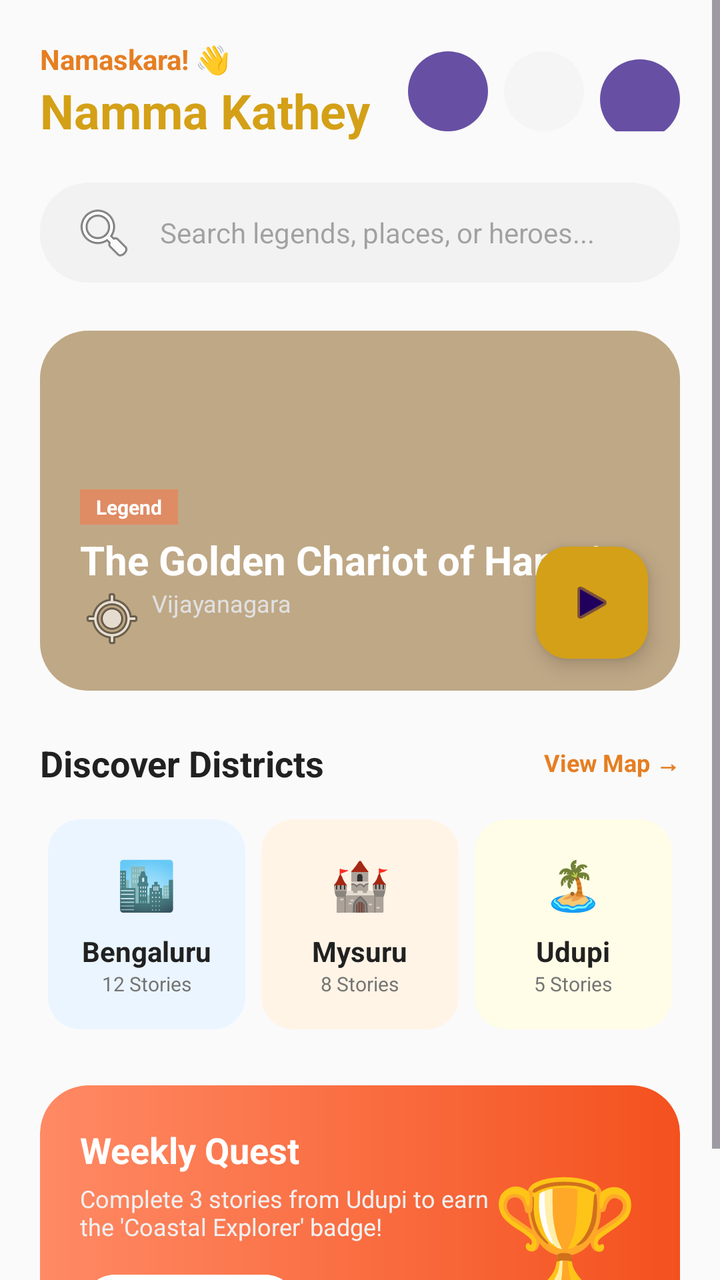
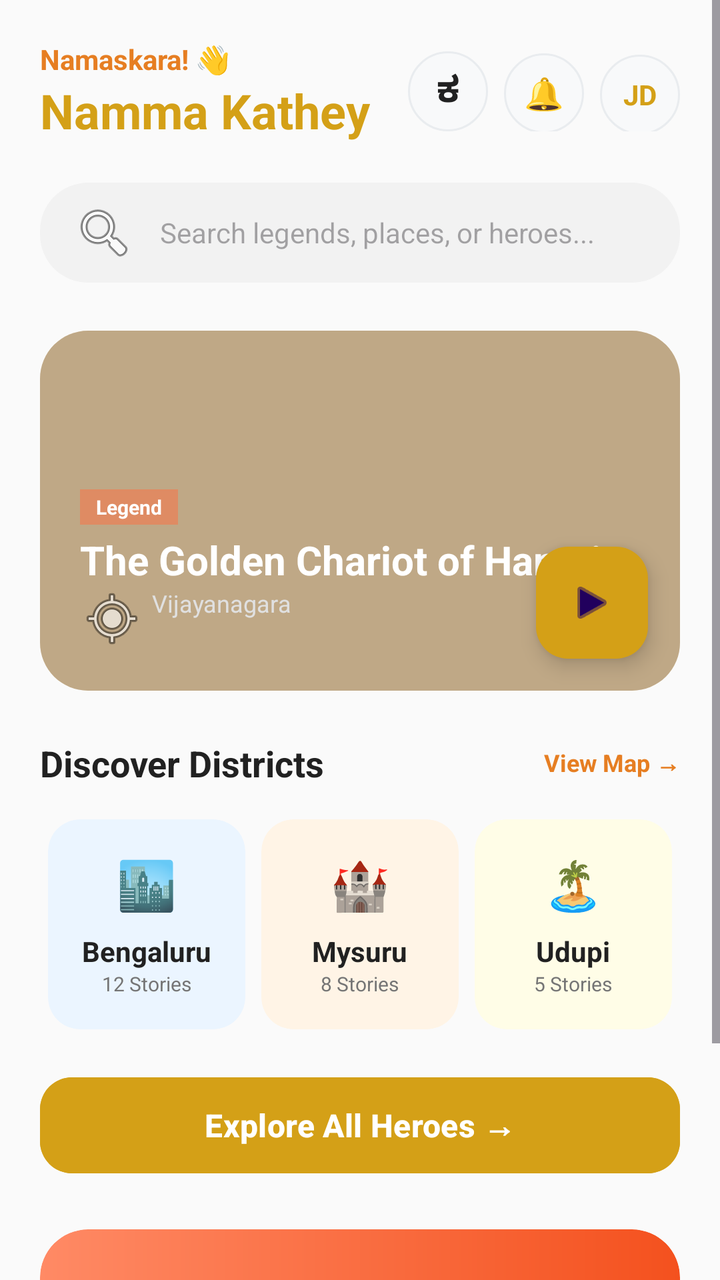

Compare the two renders of this Android layout. The source of the first and the diff that turns it into the second are given below.
<!-- AndroidManifest.xml: application theme Theme.NammaKathey -->
<!-- res/layout/activity_main.xml -->
<?xml version="1.0" encoding="utf-8"?>
<ScrollView xmlns:android="http://schemas.android.com/apk/res/android"
    xmlns:app="http://schemas.android.com/apk/res-auto"
    android:layout_width="match_parent"
    android:layout_height="match_parent"
    android:background="@color/bg_off_white"
    android:fillViewport="true">

    <LinearLayout
        android:layout_width="match_parent"
        android:layout_height="wrap_content"
        android:orientation="vertical"
        android:padding="20dp">

        
        <RelativeLayout
            android:layout_width="match_parent"
            android:layout_height="wrap_content">

            <LinearLayout
                android:layout_width="wrap_content"
                android:layout_height="wrap_content"
                android:orientation="vertical">

                <TextView
                    android:id="@+id/tvGreeting"
                    android:layout_width="wrap_content"
                    android:layout_height="wrap_content"
                    android:text="Namaskara! 👋"
                    android:textColor="#E67E22"
                    android:textSize="14sp"
                    android:textStyle="bold" />

                <TextView
                    android:id="@+id/tvAppName"
                    android:layout_width="wrap_content"
                    android:layout_height="wrap_content"
                    android:text="Namma Kathey"
                    android:textColor="@color/brand_mustard"
                    android:textSize="24sp"
                    android:textStyle="bold" />
            </LinearLayout>

            <LinearLayout
                android:layout_width="wrap_content"
                android:layout_height="wrap_content"
                android:layout_alignParentEnd="true"
                android:layout_centerVertical="true"
                android:orientation="horizontal">

                <Button
                    android:id="@+id/btnLangToggle"
                    android:layout_width="40dp"
                    android:layout_height="40dp"
                    android:layout_marginEnd="8dp"
                    android:background="@drawable/icon_button_bg"
                    android:text="ಕ"
                    android:textColor="@color/text_black"
                    android:textSize="16sp" />

                <View
                    android:layout_width="40dp"
                    android:layout_height="40dp"
                    android:layout_marginEnd="8dp"
                    android:background="@drawable/icon_button_bg" />

                <Button
                    android:id="@+id/btnProfile"
                    android:layout_width="40dp"
                    android:layout_height="40dp"
                    android:background="@drawable/icon_button_bg"
                    android:text="JD"
                    android:textColor="@color/brand_mustard"
                    android:textSize="12sp"
                    android:textStyle="bold" />
            </LinearLayout>
        </RelativeLayout>

        
        <EditText
            android:id="@+id/etSearch"
            android:layout_width="match_parent"
            android:layout_height="50dp"
            android:layout_marginTop="20dp"
            android:background="@drawable/search_bg"
            android:drawableStart="@android:drawable/ic_menu_search"
            android:drawablePadding="12dp"
            android:hint="Search legends, places, or heroes..."
            android:paddingHorizontal="16dp"
            android:textSize="14sp" />

        
        <androidx.cardview.widget.CardView
            android:layout_width="match_parent"
            android:layout_height="180dp"
            android:layout_marginTop="24dp"
            app:cardCornerRadius="24dp"
            app:cardElevation="0dp">

            <RelativeLayout
                android:layout_width="match_parent"
                android:layout_height="match_parent">

                
                <ImageView
                    android:id="@+id/ivHeroOfDay"
                    android:layout_width="match_parent"
                    android:layout_height="match_parent"
                    android:background="#FFE0B2"
                    android:scaleType="centerCrop" />

                <View
                    android:layout_width="match_parent"
                    android:layout_height="match_parent"
                    android:background="#40000000" />

                <LinearLayout
                    android:layout_width="wrap_content"
                    android:layout_height="wrap_content"
                    android:layout_alignParentBottom="true"
                    android:layout_margin="20dp"
                    android:orientation="vertical">

                    <TextView
                        android:id="@+id/tvHeroOfDayHeader"
                        android:layout_width="wrap_content"
                        android:layout_height="wrap_content"
                        android:background="#80FF7043"
                        android:paddingHorizontal="8dp"
                        android:paddingVertical="2dp"
                        android:text="Legend"
                        android:textColor="#FFFFFF"
                        android:textSize="10sp"
                        android:textStyle="bold" />

                    <TextView
                        android:id="@+id/tvHeroOfDayName"
                        android:layout_width="wrap_content"
                        android:layout_height="wrap_content"
                        android:layout_marginTop="4dp"
                        android:text="The Golden Chariot of Hampi"
                        android:textColor="#FFFFFF"
                        android:textSize="20sp"
                        android:textStyle="bold" />

                    <TextView
                        android:id="@+id/tvHeroOfDayDistrict"
                        android:layout_width="wrap_content"
                        android:layout_height="wrap_content"
                        android:drawableStart="@android:drawable/ic_menu_mylocation"
                        android:drawablePadding="4dp"
                        android:text="Vijayanagara"
                        android:textColor="#E0E0E0"
                        android:textSize="12sp" />
                </LinearLayout>

                <com.google.android.material.floatingactionbutton.FloatingActionButton
                    android:id="@+id/btnReadStory"
                    android:layout_width="wrap_content"
                    android:layout_height="wrap_content"
                    android:layout_alignParentEnd="true"
                    android:layout_alignParentBottom="true"
                    android:layout_margin="16dp"
                    app:backgroundTint="@color/brand_mustard"
                    app:fabSize="mini"
                    app:srcCompat="@android:drawable/ic_media_play" />
            </RelativeLayout>
        </androidx.cardview.widget.CardView>

        
        <RelativeLayout
            android:layout_width="match_parent"
            android:layout_height="wrap_content"
            android:layout_marginTop="24dp">

            <TextView
                android:id="@+id/tvHeroOfDayLabel"
                android:layout_width="wrap_content"
                android:layout_height="wrap_content"
                android:text="Discover Districts"
                android:textColor="@color/text_black"
                android:textSize="18sp"
                android:textStyle="bold" />

            <TextView
                android:id="@+id/tvViewMap"
                android:layout_width="wrap_content"
                android:layout_height="wrap_content"
                android:layout_alignParentEnd="true"
                android:layout_centerVertical="true"
                android:text="View Map →"
                android:textColor="#E67E22"
                android:textSize="12sp"
                android:textStyle="bold" />
        </RelativeLayout>

        
        <GridLayout
            android:layout_width="match_parent"
            android:layout_height="wrap_content"
            android:layout_marginTop="12dp"
            android:columnCount="3">

            
            <androidx.cardview.widget.CardView
                android:id="@+id/btnExploreAll"
                android:layout_width="0dp"
                android:layout_height="wrap_content"
                android:layout_columnWeight="1"
                android:layout_margin="4dp"
                app:cardBackgroundColor="@color/card_blue"
                app:cardCornerRadius="16dp"
                app:cardElevation="0dp">

                <LinearLayout
                    android:layout_width="match_parent"
                    android:layout_height="wrap_content"
                    android:gravity="center"
                    android:orientation="vertical"
                    android:padding="16dp">

                    <TextView
                        android:layout_width="wrap_content"
                        android:layout_height="wrap_content"
                        android:text="🏙️"
                        android:textSize="24sp" />

                    <TextView
                        android:id="@+id/tvExploreAll"
                        android:layout_width="wrap_content"
                        android:layout_height="wrap_content"
                        android:layout_marginTop="8dp"
                        android:text="Bengaluru"
                        android:textColor="@color/text_black"
                        android:textSize="14sp"
                        android:textStyle="bold" />

                    <TextView
                        android:layout_width="wrap_content"
                        android:layout_height="wrap_content"
                        android:text="12 Stories"
                        android:textColor="@color/text_grey"
                        android:textSize="10sp" />
                </LinearLayout>
            </androidx.cardview.widget.CardView>

            
            <androidx.cardview.widget.CardView
                android:id="@+id/btnDistrictMap"
                android:layout_width="0dp"
                android:layout_height="wrap_content"
                android:layout_columnWeight="1"
                android:layout_margin="4dp"
                app:cardBackgroundColor="@color/card_orange"
                app:cardCornerRadius="16dp"
                app:cardElevation="0dp">

                <LinearLayout
                    android:layout_width="match_parent"
                    android:layout_height="wrap_content"
                    android:gravity="center"
                    android:orientation="vertical"
                    android:padding="16dp">

                    <TextView
                        android:layout_width="wrap_content"
                        android:layout_height="wrap_content"
                        android:text="🏰"
                        android:textSize="24sp" />

                    <TextView
                        android:id="@+id/tvDistrictMap"
                        android:layout_width="wrap_content"
                        android:layout_height="wrap_content"
                        android:layout_marginTop="8dp"
                        android:text="Mysuru"
                        android:textColor="@color/text_black"
                        android:textSize="14sp"
                        android:textStyle="bold" />

                    <TextView
                        android:layout_width="wrap_content"
                        android:layout_height="wrap_content"
                        android:text="8 Stories"
                        android:textColor="@color/text_grey"
                        android:textSize="10sp" />
                </LinearLayout>
            </androidx.cardview.widget.CardView>

            
            <androidx.cardview.widget.CardView
                android:id="@+id/btnQuiz"
                android:layout_width="0dp"
                android:layout_height="wrap_content"
                android:layout_columnWeight="1"
                android:layout_margin="4dp"
                app:cardBackgroundColor="@color/card_yellow"
                app:cardCornerRadius="16dp"
                app:cardElevation="0dp">

                <LinearLayout
                    android:layout_width="match_parent"
                    android:layout_height="wrap_content"
                    android:gravity="center"
                    android:orientation="vertical"
                    android:padding="16dp">

                    <TextView
                        android:layout_width="wrap_content"
                        android:layout_height="wrap_content"
                        android:text="🏝️"
                        android:textSize="24sp" />

                    <TextView
                        android:id="@+id/tvQuiz"
                        android:layout_width="wrap_content"
                        android:layout_height="wrap_content"
                        android:layout_marginTop="8dp"
                        android:text="Udupi"
                        android:textColor="@color/text_black"
                        android:textSize="14sp"
                        android:textStyle="bold" />

                    <TextView
                        android:layout_width="wrap_content"
                        android:layout_height="wrap_content"
                        android:text="5 Stories"
                        android:textColor="@color/text_grey"
                        android:textSize="10sp" />
                </LinearLayout>
            </androidx.cardview.widget.CardView>
        </GridLayout>

        
        <androidx.cardview.widget.CardView
            android:id="@+id/btnTimeline"
            android:layout_width="match_parent"
            android:layout_height="wrap_content"
            android:layout_marginTop="24dp"
            app:cardCornerRadius="24dp"
            app:cardElevation="0dp">

            <LinearLayout
                android:layout_width="match_parent"
                android:layout_height="wrap_content"
                android:background="@drawable/quest_card_bg"
                android:orientation="horizontal"
                android:padding="20dp">

                <LinearLayout
                    android:layout_width="0dp"
                    android:layout_height="wrap_content"
                    android:layout_weight="1"
                    android:orientation="vertical">

                    <TextView
                        android:layout_width="wrap_content"
                        android:layout_height="wrap_content"
                        android:text="Weekly Quest"
                        android:textColor="#FFFFFF"
                        android:textSize="18sp"
                        android:textStyle="bold" />

                    <TextView
                        android:layout_width="wrap_content"
                        android:layout_height="wrap_content"
                        android:layout_marginTop="4dp"
                        android:text="Complete 3 stories from Udupi to earn the 'Coastal Explorer' badge!"
                        android:textColor="#F0F0F0"
                        android:textSize="12sp" />

                    <Button
                        android:id="@+id/btnStartQuest"
                        android:layout_width="wrap_content"
                        android:layout_height="36dp"
                        android:layout_marginTop="16dp"
                        android:backgroundTint="#FFFFFF"
                        android:insetTop="0dp"
                        android:insetBottom="0dp"
                        android:text="Start Quest"
                        android:textAllCaps="false"
                        android:textColor="@color/quest_gradient_end"
                        android:textSize="12sp"
                        android:textStyle="bold" />
                </LinearLayout>

                <TextView
                    android:layout_width="wrap_content"
                    android:layout_height="match_parent"
                    android:gravity="center"
                    android:text="🏆"
                    android:textSize="60sp" />
            </LinearLayout>
        </androidx.cardview.widget.CardView>

        
        <TextView
            android:id="@+id/tvAppSubtitle"
            android:layout_width="0dp"
            android:layout_height="0dp"
            android:visibility="gone" />
        <TextView
            android:id="@+id/tvTimeline"
            android:layout_width="0dp"
            android:layout_height="0dp"
            android:visibility="gone" />

    </LinearLayout>
</ScrollView>
<!-- resources referenced by this layout -->
<resources>
  <color name="bg_off_white">#FAFAFA</color>
  <color name="brand_mustard">#D4A017</color>
  <color name="card_blue">#EBF5FF</color>
  <color name="card_orange">#FFF4E6</color>
  <color name="card_yellow">#FFFDE7</color>
  <color name="quest_gradient_end">#F4511E</color>
  <color name="text_black">#212121</color>
  <color name="text_grey">#757575</color>
  <!-- drawable icon_button_bg (drawable) -->
  <?xml version="1.0" encoding="utf-8"?>
  <shape xmlns:android="http://schemas.android.com/apk/res/android">
      <solid android:color="#F5F5F5"/>
      <corners android:radius="20dp"/>
  </shape>
  <!-- drawable quest_card_bg (drawable) -->
  <?xml version="1.0" encoding="utf-8"?>
  <shape xmlns:android="http://schemas.android.com/apk/res/android">
      <gradient
          android:startColor="@color/quest_gradient_start"
          android:endColor="@color/quest_gradient_end"
          android:angle="0"/>
      <corners android:radius="24dp"/>
  </shape>
  <!-- drawable search_bg (drawable) -->
  <?xml version="1.0" encoding="utf-8"?>
  <shape xmlns:android="http://schemas.android.com/apk/res/android">
      <solid android:color="#F2F2F2"/>
      <corners android:radius="24dp"/>
  </shape>
  <style name="Theme.NammaKathey" parent="Base.Theme.NammaKathey" />
  <color name="quest_gradient_start">#FF8A65</color>
  <style name="Base.Theme.NammaKathey" parent="Theme.Material3.DayNight.NoActionBar">
          
          
      </style>
</resources>

<!-- the commit's change to res/layout/activity_main.xml (unified diff, before → after) -->
@@ -48,31 +48,41 @@
                 android:layout_centerVertical="true"
                 android:orientation="horizontal">
 
-                <Button
+                <TextView
                     android:id="@+id/btnLangToggle"
                     android:layout_width="40dp"
                     android:layout_height="40dp"
                     android:layout_marginEnd="8dp"
                     android:background="@drawable/icon_button_bg"
+                    android:gravity="center"
                     android:text="ಕ"
                     android:textColor="@color/text_black"
-                    android:textSize="16sp" />
-
-                <View
+                    android:textSize="18sp"
+                    android:textStyle="bold"
+                    android:clickable="true"
+                    android:focusable="true" />
+
+                <TextView
                     android:layout_width="40dp"
                     android:layout_height="40dp"
                     android:layout_marginEnd="8dp"
-                    android:background="@drawable/icon_button_bg" />
-
-                <Button
+                    android:background="@drawable/icon_button_bg"
+                    android:gravity="center"
+                    android:text="🔔"
+                    android:textSize="16sp" />
+
+                <TextView
                     android:id="@+id/btnProfile"
                     android:layout_width="40dp"
                     android:layout_height="40dp"
                     android:background="@drawable/icon_button_bg"
+                    android:gravity="center"
                     android:text="JD"
                     android:textColor="@color/brand_mustard"
-                    android:textSize="12sp"
-                    android:textStyle="bold" />
+                    android:textSize="14sp"
+                    android:textStyle="bold"
+                    android:clickable="true"
+                    android:focusable="true" />
             </LinearLayout>
         </RelativeLayout>
 
@@ -330,6 +340,19 @@
                 </LinearLayout>
             </androidx.cardview.widget.CardView>
         </GridLayout>
+
+        <Button
+            android:id="@+id/btnAllHeroes"
+            android:layout_width="match_parent"
+            android:layout_height="56dp"
+            android:layout_marginTop="16dp"
+            android:backgroundTint="@color/brand_mustard"
+            android:text="Explore All Heroes →"
+            android:textAllCaps="false"
+            android:textColor="#FFFFFF"
+            android:textSize="16sp"
+            android:textStyle="bold"
+            app:cornerRadius="16dp" />
 
         
         <androidx.cardview.widget.CardView
<!-- resource entries referenced after the edit -->
@@ -10,10 +10,16 @@
   <color name="text_grey">#757575</color>
   <!-- drawable icon_button_bg (drawable) -->
   <?xml version="1.0" encoding="utf-8"?>
-  <shape xmlns:android="http://schemas.android.com/apk/res/android">
-      <solid android:color="#F5F5F5"/>
-      <corners android:radius="20dp"/>
-  </shape>
+  <ripple xmlns:android="http://schemas.android.com/apk/res/android"
+      android:color="#20000000">
+      <item>
+          <shape android:shape="oval">
+              <solid android:color="#F8F9FA"/>
+              <stroke android:width="1dp" android:color="#E9ECEF"/>
+              <size android:width="40dp" android:height="40dp"/>
+          </shape>
+      </item>
+  </ripple>
   <!-- drawable quest_card_bg (drawable) -->
   <?xml version="1.0" encoding="utf-8"?>
   <shape xmlns:android="http://schemas.android.com/apk/res/android">
